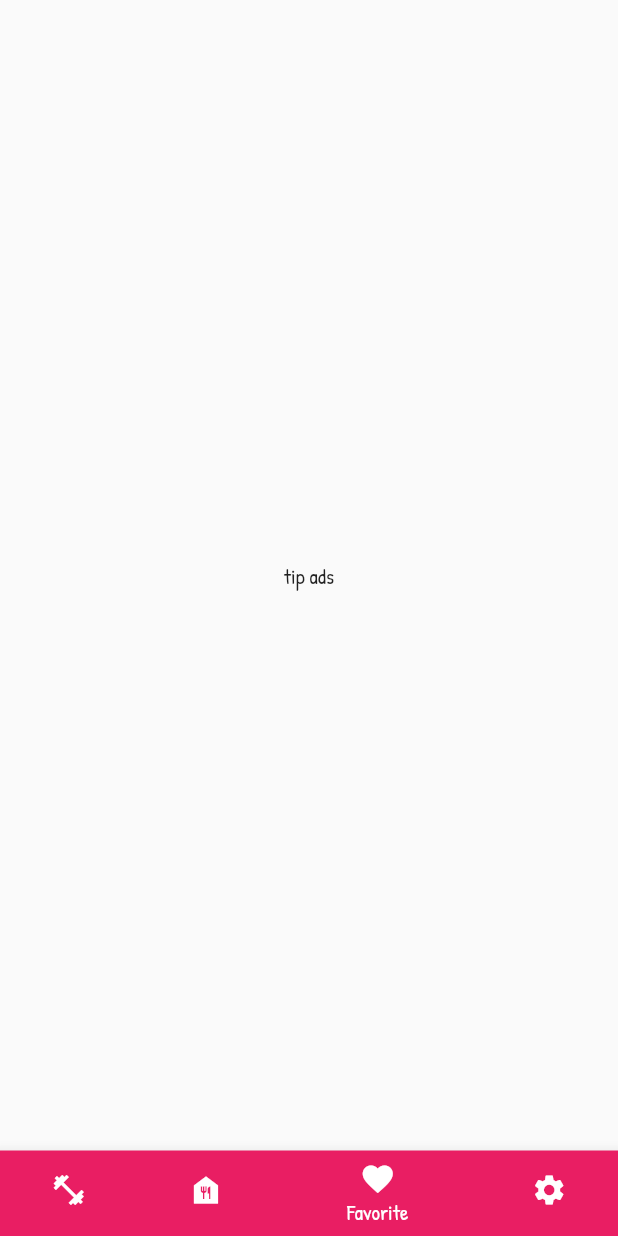
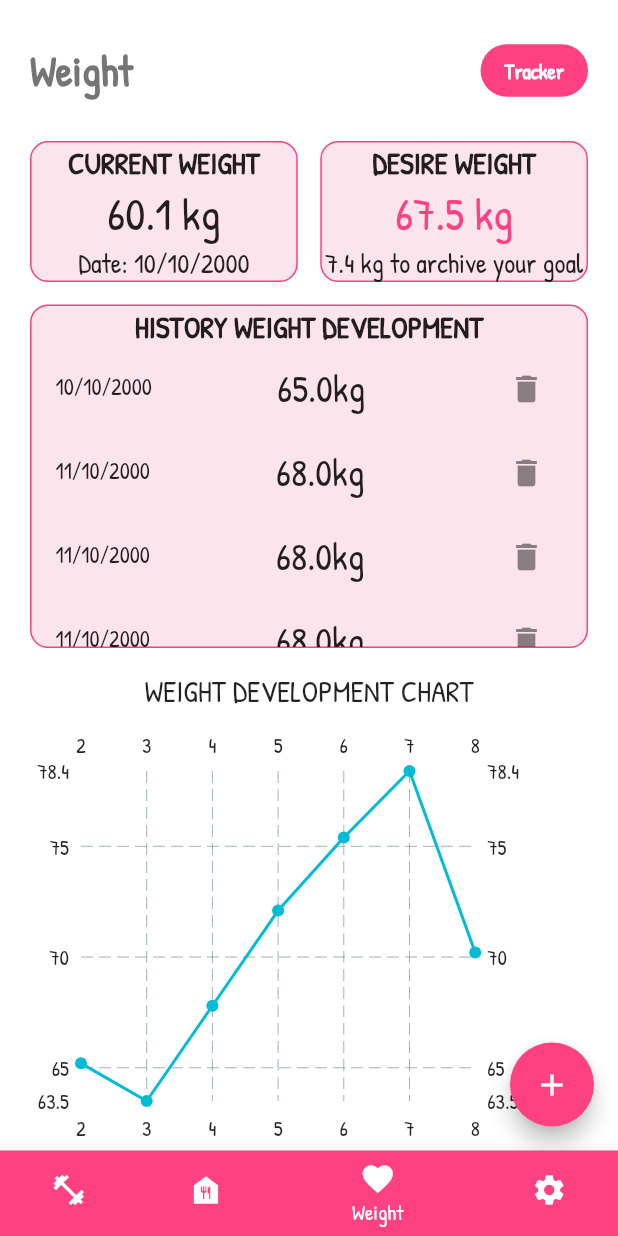
Before and after one commit to DonMartialMinh/Health, a Flutter app: the screen it shows once a user with an empty profile is signed in, item 3 of the bottom bar chosen, on a phone screen of 412 x 824 dp. Run offline on Flutter 3.47's test engine with Material 2 defaults, Android fonts, the phone set to English and light mode, and no system bars; drawn by our look-alikes of fl_chart; our stand-ins replace cloud_firestore, firebase_auth, firebase_core, font_awesome_flutter, google_sign_in, numberpicker and 1 more; accounts and stored records are empty.

Commit message:
build weight tracker feature

```diff
--- a/lib/home_page.dart
+++ b/lib/home_page.dart
@@ -1,6 +1,6 @@
 import 'package:flutter/material.dart';
 import 'package:health/tabs/Settings.dart';
-import 'package:health/tabs/Statistics.dart';
+import 'package:health/tabs/WeightTracker.dart';
 import 'tabs/Foods.dart';
 import 'package:health/tabs/Fitness.dart';
 import 'package:firebase_auth/firebase_auth.dart';
@@ -19,14 +19,14 @@ class HomePage extends StatefulWidget {
 class _HomePage extends State<HomePage> {
   dynamic data;
   int _selectedIndex = 0;
-  static const Color _colorFit = Colors.red;
+  static const Color _colorFit = Colors.redAccent;
   static const Color _colorFood = Colors.green;
-  static const Color _colorFavorite = Colors.pink;
+  static const Color _colorFavorite = Colors.pinkAccent;
   static const Color _colorSettings = Colors.orange;
   static  List<Widget> _widgetOptions = <Widget>[
     Fitness(),
     Foods(),
-    Statistics(),
+    WeightTracker(),
     Settings(),
   ];
 
@@ -71,7 +71,7 @@ class _HomePage extends State<HomePage> {
                   ),
                   BottomNavigationBarItem(
                     icon: Icon(Icons.favorite),
-                    label: 'Favorite',
+                    label: 'Weight',
                     backgroundColor: _colorFavorite,
                   ),
                   BottomNavigationBarItem(
--- /dev/null
+++ b/lib/models/weight.dart
@@ -0,0 +1,6 @@
+class Weight{
+  double weight;
+  String dateTime;
+
+  Weight({required this.weight, required this.dateTime});
+}
--- a/lib/tabs/Settings.dart
+++ b/lib/tabs/Settings.dart
@@ -26,7 +26,7 @@ class Settings extends StatelessWidget{
                     padding: EdgeInsets.symmetric(horizontal: 16.0),
                     margin: EdgeInsets.only(right: 20.0),
                     decoration: BoxDecoration(
-                      color: Colors.orangeAccent,
+                      color: Colors.orange,
                       borderRadius: BorderRadius.circular(20.0),
                     ),
                     child: Center(
--- a/lib/tabs/Statistics.dart
+++ /dev/null
@@ -1,66 +0,0 @@
-import 'package:cloud_firestore/cloud_firestore.dart';
-import 'package:flutter/cupertino.dart';
-import 'package:flutter/material.dart';
-import 'package:health/models/exercise.dart';
-import 'package:health/models/program.dart';
-
-import 'Foods.dart';
-
-class Statistics extends StatelessWidget {
-  Program temp = new Program(
-      title: 'Advanced start',
-      time: '20 min',
-      difficult: 'Advanced',
-      image: 'https://cdn.shopify.com/s/files/1/1103/4864/articles/people-2604149_960_720_960x.jpg?v=1520663623',
-      exercises: [
-        Exercise(
-          image: 'https://www.verywellfit.com/thmb/piE3wytFQNS_S3WGuS8jix7L2FQ=/1500x0/filters:no_upscale():max_bytes(150000):strip_icc():format(webp)/GettyImages-564120931-57b615773df78c69097528e2.jpg',
-          title: 'Power clean and press',
-          time: 300,
-          difficult: 'Advanced',
-        ),
-        Exercise(
-          image: 'https://www.verywellfit.com/thmb/CypSw-kj6UbJW6mkNgmbEofx63c=/1500x0/filters:no_upscale():max_bytes(150000):strip_icc():format(webp)/Verywell-34-3498604-BicepCurl01-1576-599462e7b501e800128ff42d.gif',
-          title: 'Biceps Curls',
-          time: 250,
-          difficult: 'Advanced',
-        ),
-        Exercise(
-          image: 'https://www.chicagotribune.com/resizer/zgdusStLwKyPYh2La9itWDH9-4U=/1200x0/top/cloudfront-us-east-1.images.arcpublishing.com/tronc/UXUVNNAFPBCRPA36DBMFM3SCAM.jpg',
-          title: 'Treadmill run',
-          time: 360,
-          difficult: 'Advanced',
-        ),
-        Exercise(
-          image: 'https://www.verywellfit.com/thmb/Vk9yvjF9wHZjMmOiJBh_1f8w-dk=/768x0/filters:no_upscale():max_bytes(150000):strip_icc():format(webp)/About-194-1231474-Chest-Press-Bench02-1560-fe31b6ad47f042c896163a5e1a89e169.jpg',
-          title: 'Chest press',
-          time: 300,
-          difficult: 'Advanced',
-        ),
-      ]
-  );
-
-
-  @override
-  Widget build(BuildContext context) {
-    // Create a CollectionReference called users that references the firestore collection
-    CollectionReference exercise = FirebaseFirestore.instance.collection('Program');
-
-    Future<void> addUser() async {
-      // Call the user's CollectionReference to add a new user
-        return exercise
-            .add(temp.toMap())
-            .then((value) => print("food Added"))
-            .catchError((error) => print("Failed to add food: $error"));
-    }
-
-    return FlatButton(
-      onPressed: addUser,
-      child: Text(
-        "tip ads",
-      ),
-    );
-  }
-}
-
-//streamSnapshot.data!.docs[index]['title']
--- /dev/null
+++ b/lib/tabs/WeightTracker.dart
@@ -0,0 +1,336 @@
+import 'dart:math';
+import 'package:flutter/cupertino.dart';
+import 'package:flutter/material.dart';
+import 'package:flutter/services.dart';
+import 'package:health/components/Header.dart';
+import 'package:fl_chart/fl_chart.dart';
+import 'package:health/models/weight.dart';
+import 'package:intl/intl.dart';
+
+
+class WeightTracker extends StatefulWidget {
+  double _currentWeight = 60.1;
+  double _desireWeight = 67.5;
+
+
+  @override
+  State<StatefulWidget> createState() {
+    // TODO: implement createState
+    return _WeightTracker();
+  }
+
+
+}
+
+class _WeightTracker extends State<WeightTracker> {
+  late TextEditingController _controller;
+  DateTime _currentDate =  DateTime.now();
+  List<Weight> _list = [
+    Weight(dateTime: '10/10/2000', weight: 65),
+    Weight(dateTime: '11/10/2000', weight: 68),
+    Weight(dateTime: '11/10/2000', weight: 68),
+    Weight(dateTime: '11/10/2000', weight: 68),
+    Weight(dateTime: '11/10/2000', weight: 68),
+    Weight(dateTime: '11/10/2000', weight: 68),
+    Weight(dateTime: '11/10/2000', weight: 68),
+    Weight(dateTime: '11/10/2000', weight: 68),
+  ];
+
+  double roundDouble(double value, int places){
+    num mod = pow(10.0, places);
+    return ((value * mod).round().toDouble() / mod);
+  }
+
+  void _addToList(String weight, DateTime date) {
+    setState(() {
+      _list.insert(0, new Weight(weight: double.parse(weight), dateTime: DateFormat.yMMMd().format(date).toString()));
+    });
+  }
+
+  void _clearData(BuildContext context) {
+    setState(() {
+      _controller.clear();
+      _currentDate = DateTime.now();
+      Navigator.pop(context);
+    });
+  }
+
+  Future<void> _openDatePicker(BuildContext context, setState) async {
+    final DateTime temp = (await showDatePicker(
+        context: context,
+        initialDate: DateTime.now(),
+        firstDate: new DateTime(DateTime.now().year - 1),
+        lastDate: new DateTime(DateTime.now().year + 1)))!;
+    setState(() {
+      _currentDate = temp;
+    });
+  }
+
+  @override
+  void initState() {
+    super.initState();
+    _controller = TextEditingController();
+  }
+
+  @override
+  Widget build(BuildContext context) {
+
+    return SafeArea(
+        child: Scaffold(
+          backgroundColor: Colors.white,
+          body: SingleChildScrollView(
+            child: Container(
+              padding: EdgeInsets.only(top: 20),
+              child: Column(
+                crossAxisAlignment: CrossAxisAlignment.start,
+                children: [
+                  Header(
+                    'Weight',
+                    rightSide: Container(
+                      height: 35.0,
+                      padding: EdgeInsets.symmetric(horizontal: 16.0),
+                      margin: EdgeInsets.only(right: 20.0),
+                      decoration: BoxDecoration(
+                        color: Colors.pinkAccent,
+                        borderRadius: BorderRadius.circular(20.0),
+                      ),
+                      child: Center(
+                        child: Text(
+                          'Tracker',
+                          style: TextStyle(
+                            color: Colors.white,
+                            fontWeight: FontWeight.w900,
+                          ),
+                        ),
+                      ),
+                    ),
+                  ),
+                  Padding(padding: EdgeInsets.only(top: 20)),
+                  Row(
+                    children: [
+                      Container(
+                        width: 20,
+                      ),
+                      Expanded(child: Container(
+                        decoration: BoxDecoration(
+                          color: Colors.pink[50],
+                          border: Border.all(
+                            color: Colors.pinkAccent,
+                            width: 1,
+                          ),
+                          borderRadius: BorderRadius.circular(12),
+                        ),
+                        child: Column(
+                          children: [
+                            Text('CURRENT WEIGHT', style: TextStyle(fontSize: 20, fontWeight: FontWeight.bold),),
+                            Text('${widget._currentWeight} kg', style: TextStyle(fontSize: 30),),
+                            Text('Date: 10/10/2000', style: TextStyle(fontSize: 18),)
+                          ],
+                        ),
+                      )),
+                      Container(
+                        width: 15,
+                      ),
+                      Expanded(child: Container(
+                        decoration: BoxDecoration(
+                          color: Colors.pink[50],
+                          border: Border.all(
+                            color: Colors.pinkAccent,
+                            width: 1,
+                          ),
+                          borderRadius: BorderRadius.circular(12),
+                        ),
+                        child: Column(
+                          children: [
+                            Text('DESIRE WEIGHT', style: TextStyle(fontSize: 20, fontWeight: FontWeight.bold),),
+                            Text('${widget._desireWeight} kg', style: TextStyle(fontSize: 30, color: Colors.pinkAccent),),
+                            Text('${roundDouble((widget._desireWeight - widget._currentWeight),2)} kg to archive your goal', style: TextStyle(fontSize: 18),),
+                          ],
+                        ),
+                      )),
+                      Container(
+                        width: 20,
+                      ),
+                    ],
+                  ),
+                  Padding(padding: EdgeInsets.only(top: 15)),
+                  Row(
+                    children: [
+                      Container(
+                        width: 20,
+                      ),
+                      Expanded(child: Container(
+                        decoration: BoxDecoration(
+                          color: Colors.pink[50],
+                          border: Border.all(
+                            color: Colors.pinkAccent,
+                            width: 1,
+                          ),
+                          borderRadius: BorderRadius.circular(12),
+                        ),
+                        child: Column(
+                          children: [
+                            Text('HISTORY WEIGHT DEVELOPMENT', style: TextStyle(fontSize: 20, fontWeight: FontWeight.bold),),
+                            Container(
+                              height: 200,
+                              child: ListView.builder(
+                                  shrinkWrap: true,
+                                  itemCount: _list.length,
+                                  itemBuilder: (context, index) {
+                                    return ListTile(
+                                      //onLongPress: ,
+                                      leading: Text('${_list[index].dateTime}', style: TextStyle(fontSize: 15)),
+                                      title: Center(child: Text('${_list[index].weight}kg', style: TextStyle(fontSize: 25))),
+                                      trailing: IconButton(
+                                        icon: Icon(Icons.delete),
+                                        onPressed: () => showDialog(
+                                          context: context,
+                                          builder: (BuildContext context) => AlertDialog(
+                                            title: const Text('Delete'),
+                                            content: const Text('Are you sure want to delete?'),
+                                            actions: <Widget>[
+                                              TextButton(
+                                                onPressed: () => Navigator.pop(context, 'Cancel'),
+                                                child: const Text('Cancel', style: TextStyle(color: Colors.pinkAccent),),
+                                              ),
+                                              TextButton(
+                                                onPressed: () => {
+                                                  setState((){
+                                                    _list.removeAt(index);
+                                                  }),
+                                                  Navigator.pop(context),
+                                                },
+                                                child: const Text('OK', style: TextStyle(color: Colors.pinkAccent),),
+                                              ),
+                                            ],
+                                          )
+                                        ),
+                                      ),
+                                    );
+                                  }
+                              ),
+                            )
+                          ],
+                        ),
+                      )),
+                      Container(
+                        width: 20,
+                      ),
+                    ],
+                  ),
+                  Padding(padding: EdgeInsets.only(top: 15)),
+                  Center(
+                    child: Text('WEIGHT DEVELOPMENT CHART', style: TextStyle(fontSize: 20), textAlign: TextAlign.center,),
+                  ),
+                  Container(
+                    padding: EdgeInsets.all(10),
+                    width: MediaQuery.of(context).size.width*0.9,
+                    height: 300,
+                    child: LineChart(
+                      LineChartData(
+                        borderData: FlBorderData(show: false),
+                        lineBarsData: [
+                          LineChartBarData(
+                              spots: [
+                                FlSpot(2, 65.2),
+                                FlSpot(3, 63.5),
+                                FlSpot(4, 67.8),
+                                FlSpot(5, 72.1),
+                                FlSpot(6, 75.4),
+                                FlSpot(7, 78.4),
+                                FlSpot(8, 70.2),
+                              ]
+                          )
+                        ]
+                    ),
+                    ),
+                  ),
+                ],
+              ),
+            ),
+          ),
+          floatingActionButton: FloatingActionButton(
+            child: Icon(Icons.add),
+            backgroundColor: Colors.pinkAccent,
+            onPressed: () => showDialog(
+                context: context,
+                builder: (BuildContext context) => StatefulBuilder(
+                  builder: (context, setState) {
+                    return AlertDialog(
+                      title: const Text('Add your new weight:'),
+                      content: Container(
+                        height: 150,
+                        child: Column(
+                          mainAxisAlignment: MainAxisAlignment.center,
+                          children: [
+                            Row (
+                              //mainAxisAlignment: MainAxisAlignment.center,
+                              children: [
+                                Text('Your current weight:    '),
+                                Container(
+                                  width: 100,
+                                  child: TextField(
+                                    keyboardType: TextInputType.numberWithOptions(
+                                      decimal: true,
+                                      signed: false,
+                                    ),
+                                    inputFormatters: <TextInputFormatter> [
+                                      FilteringTextInputFormatter.allow(RegExp(r"[0-9.]")),
+                                    ],
+                                    controller: _controller,
+                                    decoration: InputDecoration(
+                                      border: OutlineInputBorder(),
+                                    ),
+                                  ),
+                                )
+                              ],
+                            ),
+                            Padding(padding: EdgeInsets.only(top:10)),
+                            Row (
+                              mainAxisAlignment: MainAxisAlignment.center,
+                              children: [
+                                Text(DateFormat.yMMMd().format(_currentDate), style: TextStyle(fontSize: 20),),
+                                IconButton(
+                                    icon: Icon(Icons.calendar_today),
+                                    onPressed: () {
+                                      _openDatePicker(context, setState);
+                                    }
+                                )
+                              ],
+                            )
+                          ],
+                        ),
+                      ),
+                      actions: <Widget>[
+                        TextButton(
+                          onPressed: () => _clearData(context),
+                          child: const Text('Cancel', style: TextStyle(fontSize: 20 ,color: Colors.pinkAccent),),
+                        ),
+                        TextButton(
+                          onPressed: () {
+                            _addToList(_controller.text, _currentDate);
+                            _clearData(context);
+                          },
+                          child: const Text('OK', style: TextStyle(fontSize: 20, color: Colors.pinkAccent),),
+                        ),
+                      ],
+                    );
+                  }
+                )
+            ),
+          ),
+        )
+    );
+  }
+}
+
+Widget WeightCard(String date, String weight, String changes) {
+  return Row(
+    mainAxisAlignment: MainAxisAlignment.spaceAround,
+    children: [
+      Text('10/03/2000',style: TextStyle(fontSize: 20),),
+      Text('67.8 kg', style: TextStyle(fontSize: 30),),
+      Text ('+3 kg', style: TextStyle(fontSize: 30),),
+    ],
+  );
+}
--- a/pubspec.yaml
+++ b/pubspec.yaml
@@ -39,6 +39,7 @@ dependencies:
   flutter_launcher_icons: ^0.9.0
   flutter_native_splash: ^1.1.8+4
   numberpicker: ^2.1.1
+  fl_chart: ^0.36.1
 
 flutter_native_splash:
   color: "#ffbd59"
```
Also changed, not shown: pubspec.lock.
